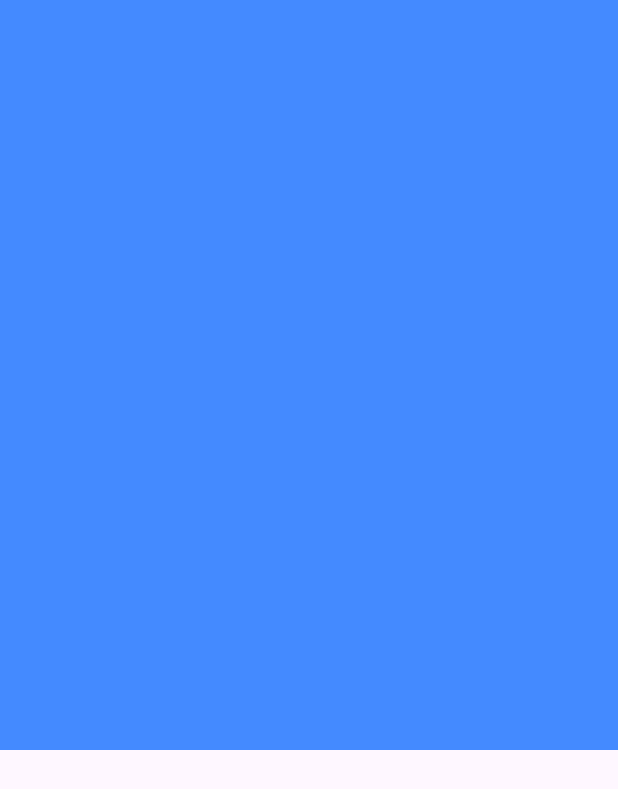
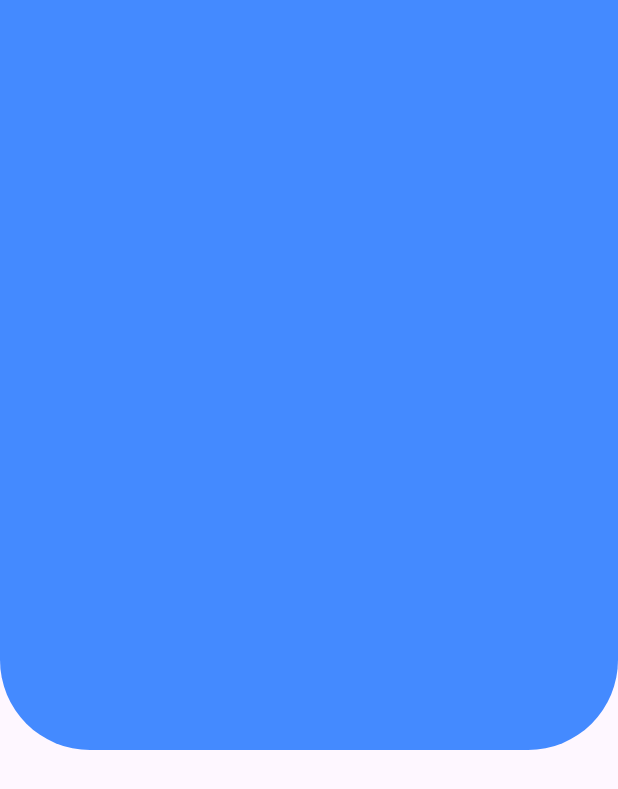
Before and after one commit to NahuelBenitez/Background_headers_flutter, a Flutter app: the screen it shows after launch, on a phone screen of 412 x 824 dp. Shown: the top 789 px of the screen. Run offline on Flutter 3.47's test engine with Material 3 defaults, Android fonts, the phone set to English and light mode, and no system bars.

Commit message:
header bordes redondeados

```diff
--- a/lib/src/pages/headers_page.dart
+++ b/lib/src/pages/headers_page.dart
@@ -6,7 +6,7 @@ class HeadersPage extends StatelessWidget {
   @override
   Widget build(BuildContext context) {
     return Scaffold(
-      body: HeaderCuadrado()
+      body: HeaderCircular()
       // Center(
       //   child: Text("hola mundo"),
       // ),
--- a/lib/src/pages/widgets/headers.dart
+++ b/lib/src/pages/widgets/headers.dart
@@ -11,3 +11,22 @@ class HeaderCuadrado extends StatelessWidget {
     );
   }
 }
+
+
+class HeaderCircular extends StatelessWidget {
+  const HeaderCircular({super.key});
+
+  @override
+  Widget build(BuildContext context) {
+    return Container(
+      height: 500,
+      decoration: BoxDecoration(
+        color: Colors.blueAccent,
+        borderRadius: const BorderRadius.only(
+          bottomLeft: Radius.circular(60.0),
+          bottomRight: Radius.circular(60.0),
+        ),
+      ),
+    );
+  }
+}
```
